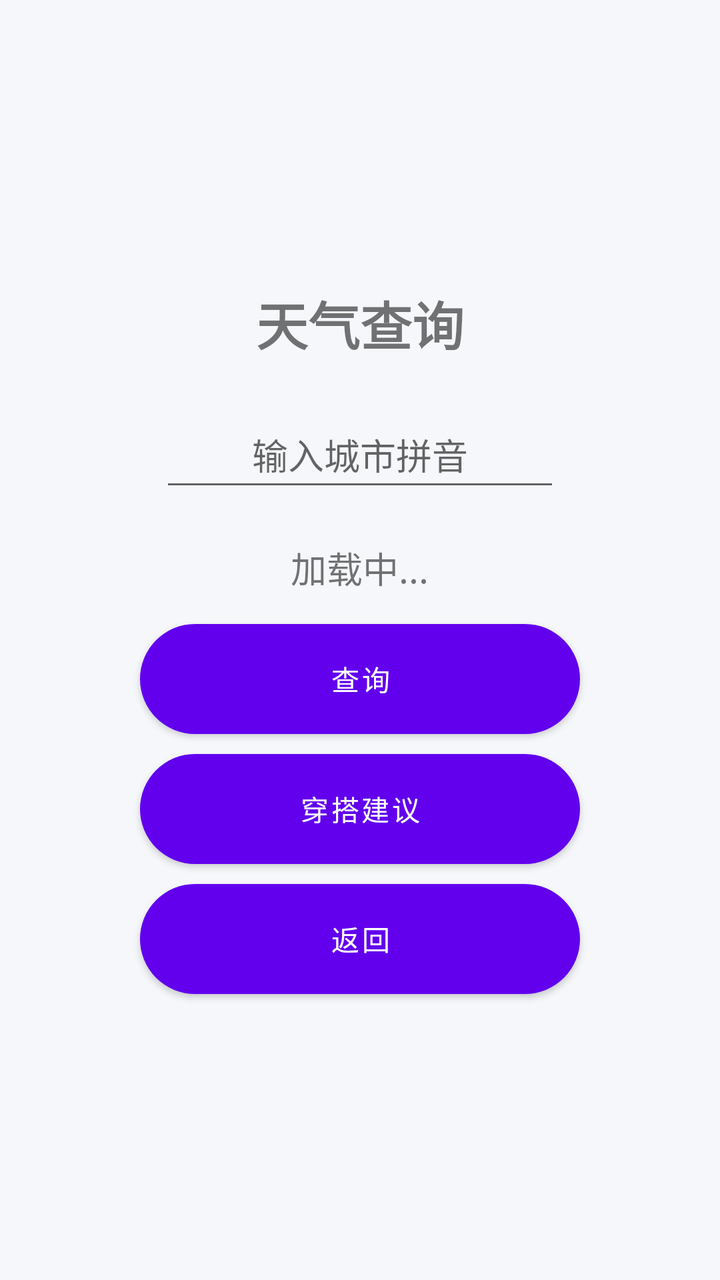
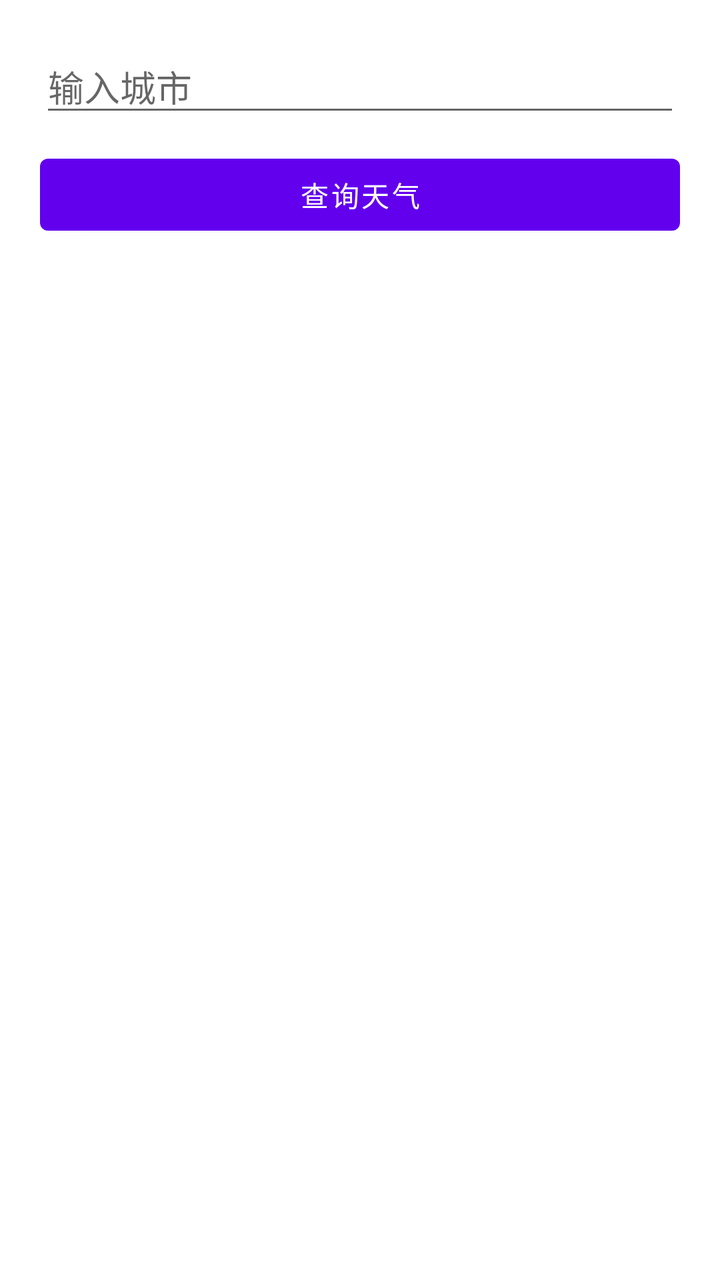

Screens rendered from an Android XML layout before and after an edit, with the pre-edit source and the edit as a unified diff.
<!-- AndroidManifest.xml: application theme Theme.ChooseHelper202 -->
<!-- res/layout/activity_weather.xml -->
<?xml version="1.0" encoding="utf-8"?>
<LinearLayout xmlns:android="http://schemas.android.com/apk/res/android" android:layout_width="match_parent" android:layout_height="match_parent" android:gravity="center" android:orientation="vertical" android:padding="30dp" android:background="#F5F7FA">
    <TextView android:layout_width="wrap_content" android:layout_height="wrap_content" android:text="天气查询" android:textSize="26sp" android:textStyle="bold"/>
    <EditText android:id="@+id/et_city" android:layout_width="200dp" android:layout_height="50dp" android:hint="输入城市拼音" android:gravity="center" android:layout_marginTop="20dp"/>
    <TextView android:id="@+id/tv_weather" android:layout_width="wrap_content" android:layout_height="wrap_content" android:text="加载中..." android:textSize="18sp" android:layout_marginTop="20dp"/>
    <Button android:id="@+id/btn_refresh" android:layout_width="220dp" android:layout_height="55dp" android:text="查询" android:background="@drawable/btn_primary" android:textColor="#fff" android:layout_marginTop="15dp"/>
    <Button android:id="@+id/btn_to_cloth" android:layout_width="220dp" android:layout_height="55dp" android:text="穿搭建议" android:background="@drawable/btn_warn" android:textColor="#fff" android:layout_marginTop="10dp"/>
    <Button android:id="@+id/btn_back" android:layout_width="220dp" android:layout_height="55dp" android:text="返回" android:background="@drawable/btn_grey" android:textColor="#fff" android:layout_marginTop="10dp"/>
</LinearLayout>
<!-- resources referenced by this layout -->
<resources>
  <!-- drawable btn_grey (drawable) -->
  <?xml version="1.0" encoding="utf-8"?>
  <shape xmlns:android="http://schemas.android.com/apk/res/android">
      <solid android:color="#788090"/>
      <corners android:radius="30dp"/>
  </shape>
  <!-- drawable btn_primary (drawable) -->
  <?xml version="1.0" encoding="utf-8"?>
  <shape xmlns:android="http://schemas.android.com/apk/res/android">
      <gradient
          android:startColor="#5B7FFF"
          android:endColor="#3A5FDD"
          android:angle="45"/>
      <corners android:radius="30dp"/>
  </shape>
  <!-- drawable btn_warn (drawable) -->
  <?xml version="1.0" encoding="utf-8"?>
  <shape xmlns:android="http://schemas.android.com/apk/res/android">
      <gradient
          android:startColor="#FFA048"
          android:endColor="#FF6E2F"
          android:angle="45"/>
      <corners android:radius="30dp"/>
  </shape>
  <style name="Theme.ChooseHelper202" parent="Theme.MaterialComponents.DayNight.NoActionBar">
          <item name="colorPrimary">#6200EE</item>
          <item name="colorPrimaryVariant">#3700B3</item>
          <item name="colorOnPrimary">#FFFFFF</item>
          <item name="colorSecondary">#03DAC5</item>
          <item name="colorSecondaryVariant">#018786</item>
          <item name="colorOnSecondary">#000000</item>
          <item name="android:statusBarColor">?attr/colorPrimaryVariant</item>
      </style>
</resources>

<!-- the commit's change to res/layout/activity_weather.xml (unified diff, before → after) -->
@@ -1,9 +1,28 @@
 <?xml version="1.0" encoding="utf-8"?>
-<LinearLayout xmlns:android="http://schemas.android.com/apk/res/android" android:layout_width="match_parent" android:layout_height="match_parent" android:gravity="center" android:orientation="vertical" android:padding="30dp" android:background="#F5F7FA">
-    <TextView android:layout_width="wrap_content" android:layout_height="wrap_content" android:text="天气查询" android:textSize="26sp" android:textStyle="bold"/>
-    <EditText android:id="@+id/et_city" android:layout_width="200dp" android:layout_height="50dp" android:hint="输入城市拼音" android:gravity="center" android:layout_marginTop="20dp"/>
-    <TextView android:id="@+id/tv_weather" android:layout_width="wrap_content" android:layout_height="wrap_content" android:text="加载中..." android:textSize="18sp" android:layout_marginTop="20dp"/>
-    <Button android:id="@+id/btn_refresh" android:layout_width="220dp" android:layout_height="55dp" android:text="查询" android:background="@drawable/btn_primary" android:textColor="#fff" android:layout_marginTop="15dp"/>
-    <Button android:id="@+id/btn_to_cloth" android:layout_width="220dp" android:layout_height="55dp" android:text="穿搭建议" android:background="@drawable/btn_warn" android:textColor="#fff" android:layout_marginTop="10dp"/>
-    <Button android:id="@+id/btn_back" android:layout_width="220dp" android:layout_height="55dp" android:text="返回" android:background="@drawable/btn_grey" android:textColor="#fff" android:layout_marginTop="10dp"/>
+<LinearLayout xmlns:android="http://schemas.android.com/apk/res/android"
+    android:layout_width="match_parent"
+    android:layout_height="match_parent"
+    android:orientation="vertical"
+    android:padding="20dp">
+
+    <EditText
+        android:id="@+id/et_city"
+        android:layout_width="match_parent"
+        android:layout_height="wrap_content"
+        android:hint="输入城市"/>
+
+    <Button
+        android:id="@+id/btn_query"
+        android:layout_width="match_parent"
+        android:layout_height="wrap_content"
+        android:text="查询天气"
+        android:layout_marginTop="10dp"/>
+
+    <TextView
+        android:id="@+id/tv_result"
+        android:layout_width="match_parent"
+        android:layout_height="wrap_content"
+        android:layout_marginTop="20dp"
+        android:textSize="18sp"/>
+
 </LinearLayout>
<!-- resource entries referenced after the edit -->
@@ -1,29 +1,5 @@
 <!-- resources referenced by this layout -->
 <resources>
-  <!-- drawable btn_grey (drawable) -->
-  <?xml version="1.0" encoding="utf-8"?>
-  <shape xmlns:android="http://schemas.android.com/apk/res/android">
-      <solid android:color="#788090"/>
-      <corners android:radius="30dp"/>
-  </shape>
-  <!-- drawable btn_primary (drawable) -->
-  <?xml version="1.0" encoding="utf-8"?>
-  <shape xmlns:android="http://schemas.android.com/apk/res/android">
-      <gradient
-          android:startColor="#5B7FFF"
-          android:endColor="#3A5FDD"
-          android:angle="45"/>
-      <corners android:radius="30dp"/>
-  </shape>
-  <!-- drawable btn_warn (drawable) -->
-  <?xml version="1.0" encoding="utf-8"?>
-  <shape xmlns:android="http://schemas.android.com/apk/res/android">
-      <gradient
-          android:startColor="#FFA048"
-          android:endColor="#FF6E2F"
-          android:angle="45"/>
-      <corners android:radius="30dp"/>
-  </shape>
   <style name="Theme.ChooseHelper202" parent="Theme.MaterialComponents.DayNight.NoActionBar">
           <item name="colorPrimary">#6200EE</item>
           <item name="colorPrimaryVariant">#3700B3</item>
